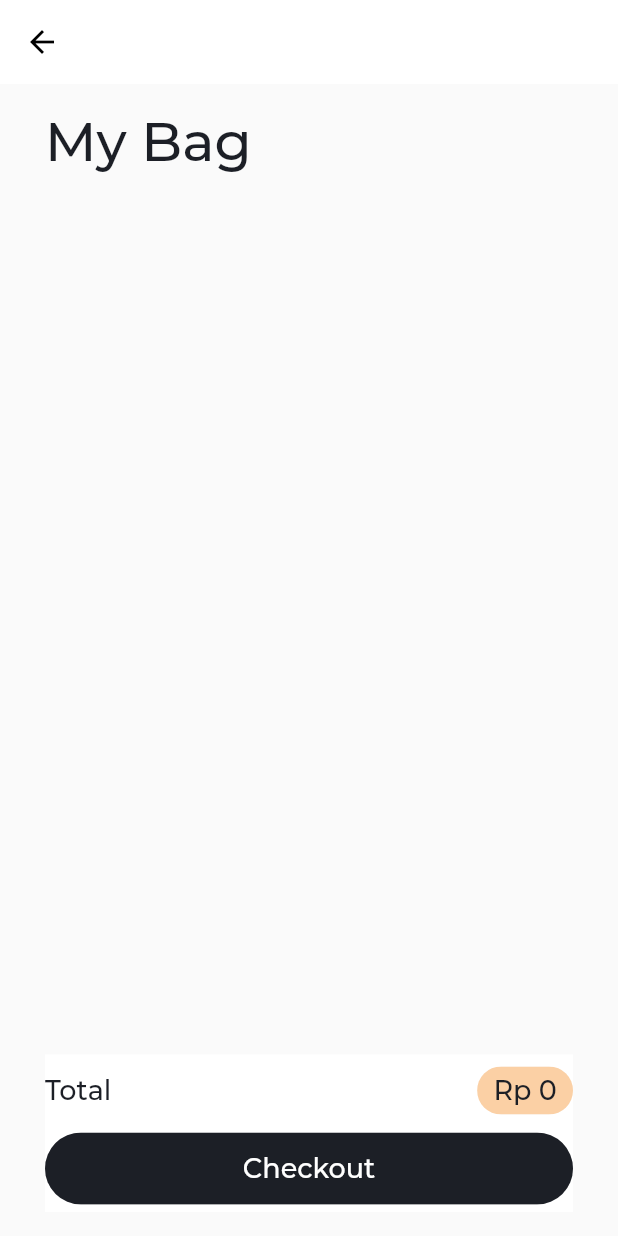
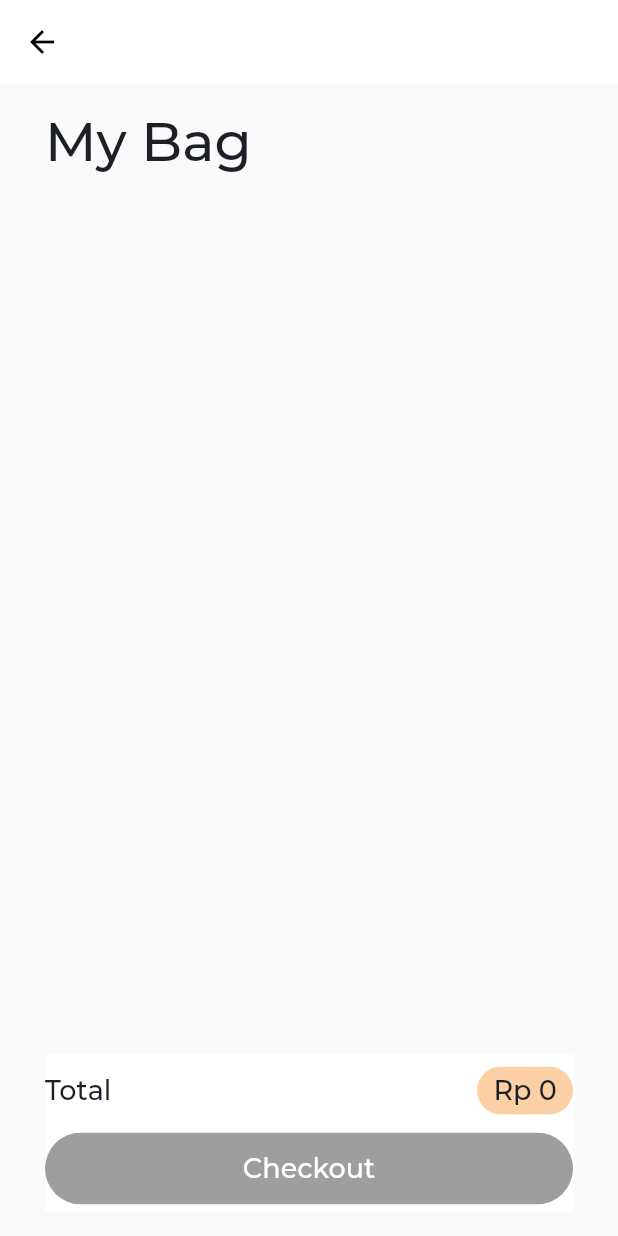
Before and after one commit to vans-id/shoe-pal, a Flutter app: the CartScreen screen opened by its route, on a phone screen of 412 x 824 dp. Run offline on Flutter 3.47's test engine with Material 2 defaults, Android fonts, the phone set to English and light mode, and no system bars; our stand-ins replace curved_navigation_bar; network calls fail.

```diff
--- a/lib/providers/products.dart
+++ b/lib/providers/products.dart
@@ -63,6 +63,10 @@ class Products with ChangeNotifier {
       final res = await http.get(url);
       final data = json.decode(res.body) as Map<String, dynamic>;
       final List<Product> loadedProduct = [];
+
+      if (data == null) {
+        return;
+      }
 
       data.forEach((prodId, prodData) {
         loadedProduct.insert(
--- a/lib/screens/auth_screen.dart
+++ b/lib/screens/auth_screen.dart
@@ -151,6 +151,7 @@ class _AuthCardState extends State<AuthCard> {
                     if (val.isEmpty || !val.contains('@')) {
                       return 'Please enter a valid email';
                     }
+                    return null;
                   },
                   onSaved: (val) {
                     _authData['email'] = val;
@@ -164,6 +165,7 @@ class _AuthCardState extends State<AuthCard> {
                     if (val.isEmpty || val.length < 8) {
                       return 'Minimum password length is 8';
                     }
+                    return null;
                   },
                   onSaved: (val) {
                     _authData['password'] = val;
@@ -179,6 +181,7 @@ class _AuthCardState extends State<AuthCard> {
                             if (val != _passwordController.text) {
                               return 'Password do not match';
                             }
+                            return null;
                           }
                         : null,
                   ),
--- a/lib/screens/cart_screen.dart
+++ b/lib/screens/cart_screen.dart
@@ -70,20 +70,7 @@ class CartScreen extends StatelessWidget {
               ],
             ),
             SizedBox(height: 4),
-            Row(
-              children: [
-                Expanded(
-                  child: Button(
-                    title: 'Checkout',
-                    onPressed: () {
-                      Provider.of<Orders>(context, listen: false).addOrder(
-                          cart.items.values.toList(), cart.totalAmmount);
-                      cart.clear();
-                    },
-                  ),
-                ),
-              ],
-            )
+            OrderButton(cart: cart)
           ],
         ),
       ),
@@ -91,3 +78,47 @@ class CartScreen extends StatelessWidget {
     );
   }
 }
+
+class OrderButton extends StatefulWidget {
+  const OrderButton({
+    Key key,
+    @required this.cart,
+  }) : super(key: key);
+
+  final Cart cart;
+
+  @override
+  _OrderButtonState createState() => _OrderButtonState();
+}
+
+class _OrderButtonState extends State<OrderButton> {
+  var _isLoading = false;
+
+  @override
+  Widget build(BuildContext context) {
+    return Row(
+      children: [
+        Expanded(
+          child: Button(
+            title: 'Checkout',
+            onPressed: widget.cart.totalAmmount <= 0
+                ? null
+                : () async {
+                    setState(() {
+                      _isLoading = true;
+                    });
+                    await Provider.of<Orders>(context, listen: false).addOrder(
+                        widget.cart.items.values.toList(),
+                        widget.cart.totalAmmount);
+                    setState(() {
+                      _isLoading = false;
+                    });
+                    widget.cart.clear();
+                  },
+            isLoading: _isLoading,
+          ),
+        ),
+      ],
+    );
+  }
+}
--- a/lib/screens/user_products_screen.dart
+++ b/lib/screens/user_products_screen.dart
@@ -3,7 +3,7 @@ import 'package:provider/provider.dart';
 
 import 'package:shoepal/providers/products.dart';
 import 'package:shoepal/screens/single_product_screen.dart';
-import 'package:shoepal/screens/user_product_item.dart';
+import 'package:shoepal/widget/user_product_item.dart';
 import 'package:shoepal/shared/colors.dart';
 
 class UserProductsScreen extends StatelessWidget {
```
Also changed, not shown: lib/providers/cart.dart (+62 -3 lines), lib/providers/orders.dart (+72 -3 lines), lib/providers/product.dart (+11 -4 lines), lib/screens/orders_screen.dart (+42 -5 lines), lib/widget/user_product_item.dart (renamed from lib/screens/user_product_item.dart).
